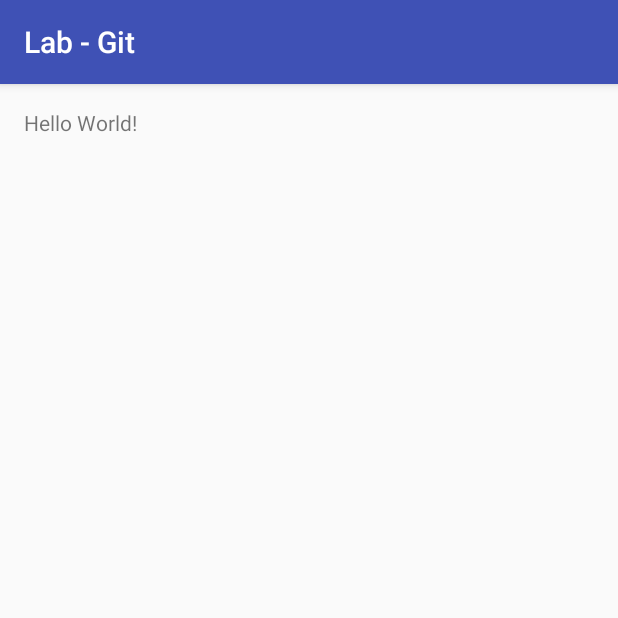
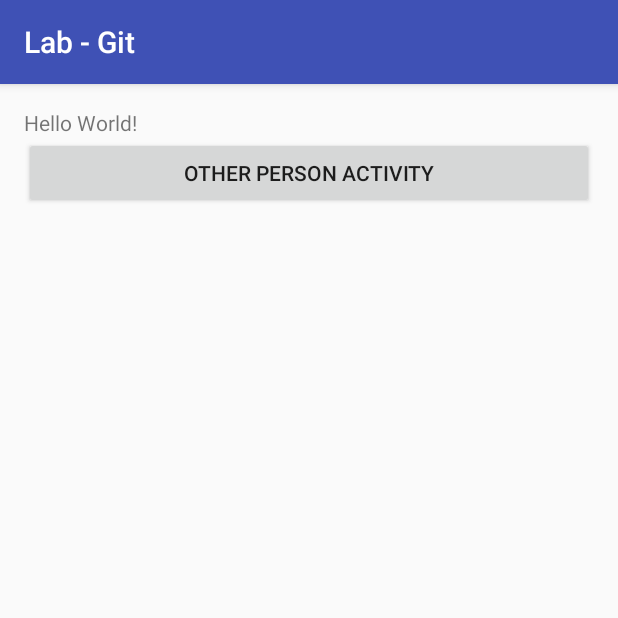
Before and after one commit to simondemartini/tcss450-lab-git, an Android app: the screen it shows after launch (MainActivity), on a phone screen of 412 x 824 dp, the top half of it. Run offline under Robolectric (Android 15) with nearby library versions, the phone set to English and light mode, and no system bars.

Commit message:
added a new activity as other member

```diff
--- a/app/src/main/AndroidManifest.xml
+++ b/app/src/main/AndroidManifest.xml
@@ -15,6 +15,7 @@
                 <category android:name="android.intent.category.LAUNCHER" />
             </intent-filter>
         </activity>
+        <activity android:name=".DisplayElephantActivity"></activity>
     </application>
 
 </manifest>
--- a/app/src/main/res/layout/activity_main.xml
+++ b/app/src/main/res/layout/activity_main.xml
@@ -1,5 +1,5 @@
 <?xml version="1.0" encoding="utf-8"?>
-<RelativeLayout xmlns:android="http://schemas.android.com/apk/res/android"
+<LinearLayout xmlns:android="http://schemas.android.com/apk/res/android"
     xmlns:tools="http://schemas.android.com/tools"
     android:id="@+id/activity_main"
     android:layout_width="match_parent"
@@ -8,10 +8,17 @@
     android:paddingLeft="@dimen/activity_horizontal_margin"
     android:paddingRight="@dimen/activity_horizontal_margin"
     android:paddingTop="@dimen/activity_vertical_margin"
+    android:orientation="vertical"
     tools:context="edu.uw.tacoma.tcss422.team4.lab_git.MainActivity">
 
     <TextView
         android:layout_width="wrap_content"
         android:layout_height="wrap_content"
         android:text="Hello World!" />
-</RelativeLayout>
+    <Button
+        android:layout_width="match_parent"
+        android:layout_height="wrap_content"
+        android:text="@string/button_send"
+        android:onClick="showElephant"/>
+
+</LinearLayout>
--- a/app/src/main/res/values/strings.xml
+++ b/app/src/main/res/values/strings.xml
@@ -1,3 +1,4 @@
 <resources>
     <string name="app_name">Lab - Git</string>
+    <string name="button_send">Other Person Activity</string>
 </resources>
```
Also changed, not shown: app/src/main/java/edu/uw/tacoma/tcss422/team4/lab_git/DisplayElephantActivity.java (added, +26 -0 lines), app/src/main/java/edu/uw/tacoma/tcss422/team4/lab_git/MainActivity.java (+7 -0 lines), app/src/main/res/layout/activity_display_elephant.xml (added, +13 -0 lines), app/src/main/res/drawable-hdpi/eleph.png (added), app/src/main/res/drawable-mdpi/eleph.png (added), app/src/main/res/drawable-xhdpi/eleph.png (added), app/src/main/res/drawable-xxhdpi/eleph.png (added).
